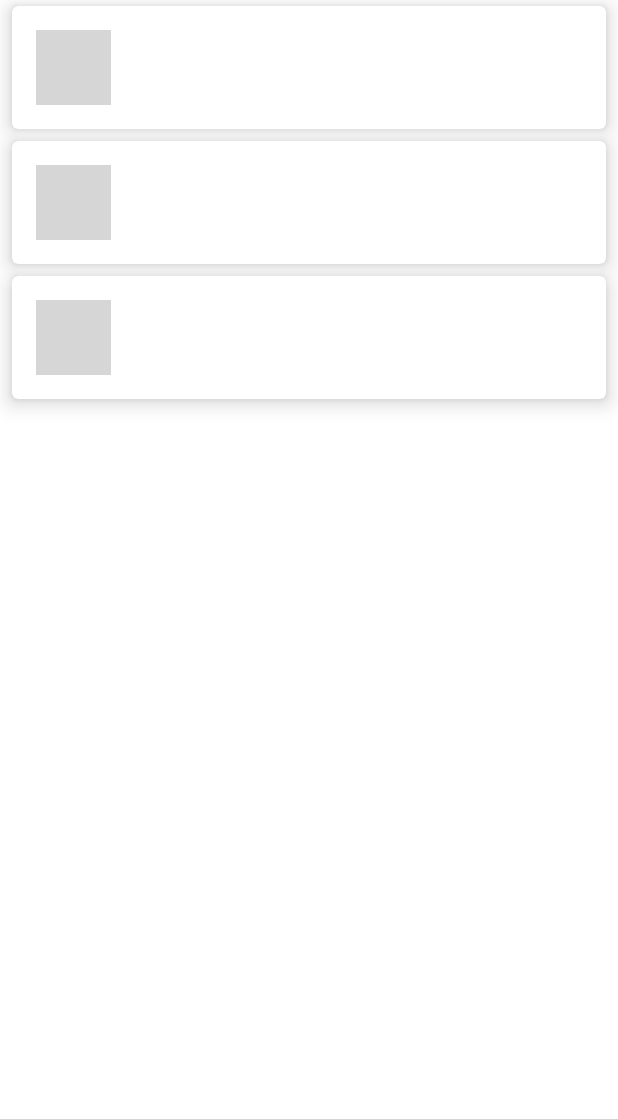
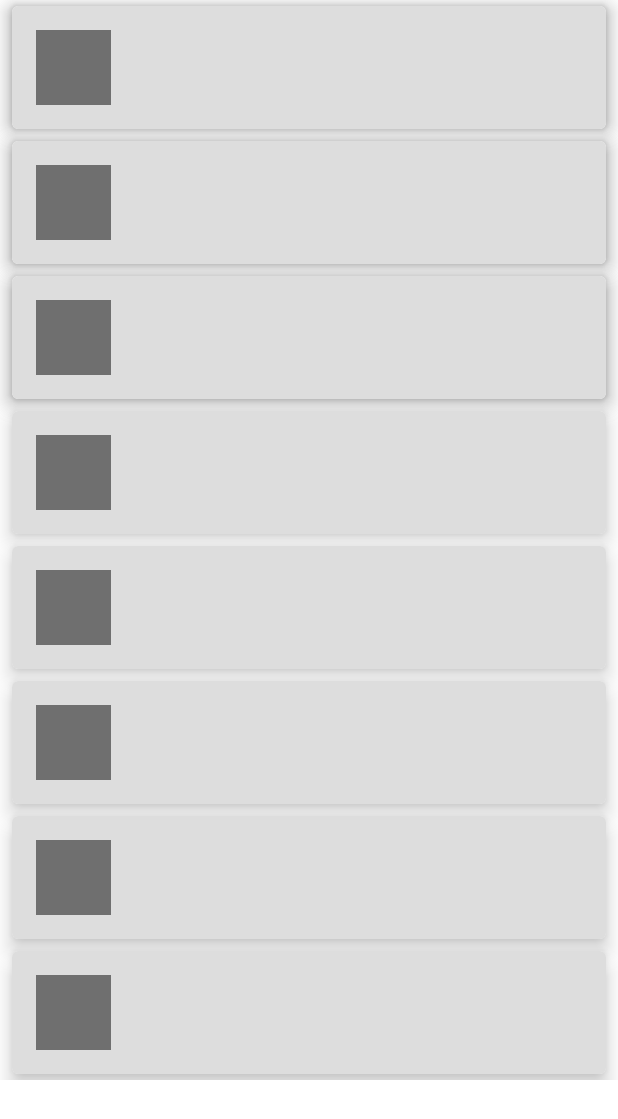
Before and after one commit to yysrll/github_user_app, an Android app: the layout activity_main.xml on its own in the app's theme, with its tools: preview values and no code run, on a phone screen of 412 x 824 dp. Shown: the top 1119 px of the screen. Run offline under Robolectric (Android 15) with nearby library versions, the phone set to English and light mode, and no system bars; grey boxes are pictures that could not be loaded.

Commit message:
feat: add loading state with shimmer

```diff
--- a/app/src/main/java/com/yusril/githubuserapp/ui/main/SearchAdapter.kt
+++ b/app/src/main/java/com/yusril/githubuserapp/ui/main/SearchAdapter.kt
@@ -43,7 +43,6 @@ class SearchAdapter: RecyclerView.Adapter<SearchAdapter.RecyclerViewHolder>() {
     }
 
     override fun onBindViewHolder(holder: RecyclerViewHolder, position: Int) {
-        Log.d("testes $position", position.toString())
         holder.bind(listUsers[position])
         holder.itemView.setOnClickListener { onItemClickCallback?.onItemClicked(listUsers[position]) }
     }
--- a/app/src/main/res/layout/activity_main.xml
+++ b/app/src/main/res/layout/activity_main.xml
@@ -18,4 +18,32 @@
         tools:listitem="@layout/user_row_item"
         />
 
+    <com.facebook.shimmer.ShimmerFrameLayout
+        android:id="@+id/shimmer_layout"
+        android:layout_width="match_parent"
+        android:layout_height="match_parent"
+        app:layout_constraintBottom_toBottomOf="parent"
+        app:layout_constraintEnd_toEndOf="parent"
+        app:layout_constraintStart_toStartOf="parent"
+        app:layout_constraintTop_toTopOf="parent"
+        app:shimmer_auto_start="true">
+        <ScrollView
+            android:layout_width="match_parent"
+            android:layout_height="wrap_content">
+            <LinearLayout
+                android:layout_width="match_parent"
+                android:layout_height="wrap_content"
+                android:orientation="vertical">
+                <include layout="@layout/user_row_placeholder" />
+                <include layout="@layout/user_row_placeholder" />
+                <include layout="@layout/user_row_placeholder" />
+                <include layout="@layout/user_row_placeholder" />
+                <include layout="@layout/user_row_placeholder" />
+                <include layout="@layout/user_row_placeholder" />
+                <include layout="@layout/user_row_placeholder" />
+                <include layout="@layout/user_row_placeholder" />
+            </LinearLayout>
+        </ScrollView>
+    </com.facebook.shimmer.ShimmerFrameLayout>
+
 </androidx.constraintlayout.widget.ConstraintLayout>
--- /dev/null
+++ b/app/src/main/res/layout/user_row_placeholder.xml
@@ -0,0 +1,67 @@
+<?xml version="1.0" encoding="utf-8"?>
+
+<androidx.cardview.widget.CardView
+    android:id="@+id/card_view"
+    xmlns:app="http://schemas.android.com/apk/res-auto"
+    xmlns:android="http://schemas.android.com/apk/res/android"
+    xmlns:card_view="http://schemas.android.com/apk/res-auto"
+    xmlns:tools="http://schemas.android.com/tools"
+    android:layout_width="match_parent"
+    android:layout_height="wrap_content"
+    android:layout_marginLeft="8dp"
+    android:layout_marginTop="4dp"
+    android:layout_marginRight="8dp"
+    android:layout_marginBottom="4dp"
+    app:cardElevation="8dp"
+    card_view:cardCornerRadius="4dp"
+    >
+
+    <androidx.constraintlayout.widget.ConstraintLayout
+        android:layout_width="match_parent"
+        android:layout_height="match_parent"
+        android:background="#DDDDDD"
+        android:padding="16dp"
+        >
+
+        <ImageView
+            android:id="@+id/user_avatar"
+            android:layout_width="50dp"
+            android:layout_height="50dp"
+            android:background="#7F000000"
+            android:scaleType="centerCrop"
+            app:layout_constraintDimensionRatio="H,1.5:1"
+            app:layout_constraintTop_toTopOf="parent"
+            app:layout_constraintStart_toStartOf="parent"
+            android:contentDescription="@string/avatar" />
+
+        <TextView
+            android:id="@+id/user_name"
+            android:layout_width="wrap_content"
+            android:layout_height="wrap_content"
+            android:layout_marginStart="16dp"
+            android:textSize="20sp"
+            android:textStyle="bold"
+            android:background="#22000000"
+            android:textColor="#00000000"
+            app:layout_constraintStart_toEndOf="@+id/user_avatar"
+            app:layout_constraintTop_toTopOf="parent"
+            tools:text="@tools:sample/full_names"
+            />
+
+        <TextView
+            android:id="@+id/user_score"
+            android:layout_width="wrap_content"
+            android:layout_height="wrap_content"
+            android:textSize="14sp"
+            android:background="#22000000"
+            android:textColor="#00000000"
+            app:layout_constraintEnd_toEndOf="parent"
+            app:layout_constraintBottom_toBottomOf="parent"
+            tools:text="@tools:sample/cities"
+            />
+
+
+
+    </androidx.constraintlayout.widget.ConstraintLayout>
+
+</androidx.cardview.widget.CardView>
```
Also changed, not shown: app/build.gradle (+8 -0 lines), app/src/main/java/com/yusril/githubuserapp/data/source/remote/RemoteRepository.kt (+8 -7 lines), app/src/main/java/com/yusril/githubuserapp/ui/main/MainActivity.kt (+32 -3 lines), app/src/main/java/com/yusril/githubuserapp/ui/main/MainViewModel.kt (+11 -1 lines), app/src/main/java/com/yusril/githubuserapp/vo/Resource.kt (added, +11 -0 lines), app/src/main/java/com/yusril/githubuserapp/vo/Status.kt (added, +7 -0 lines).
